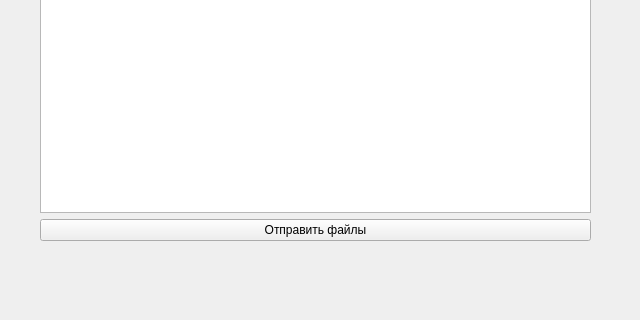
The window that Server/ui/sendFile.ui (RaideNetSquad/remote_administration) describes before a commit, drawn with Qt 5; both pictures show x 0 to 640 and y 160 to 480 of the 640 by 480 pixel window.
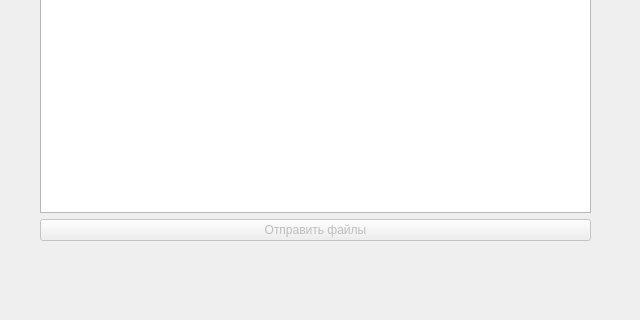
The same window after the commit.

Patch:
```diff
--- a/Server/ui/sendFile.ui
+++ b/Server/ui/sendFile.ui
@@ -52,6 +52,9 @@
     </item>
     <item>
      <widget class="QPushButton" name="send_file_btn">
+      <property name="enabled">
+       <bool>false</bool>
+      </property>
       <property name="text">
        <string>Отправить файлы</string>
       </property>
```
